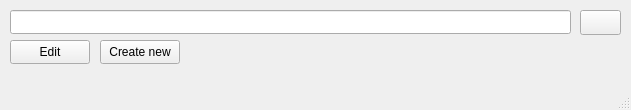
Above: selectfilewindow.ui from Necromunda/RadioTowerSettingsEditor before the change. Below: the same form after it.
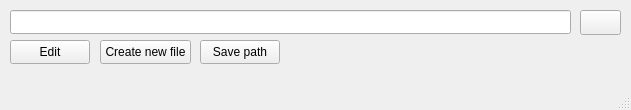
That is the form after the change.

```diff
--- a/selectfilewindow.ui
+++ b/selectfilewindow.ui
@@ -45,12 +45,12 @@
      <rect>
       <x>100</x>
       <y>40</y>
-      <width>80</width>
+      <width>91</width>
       <height>24</height>
      </rect>
     </property>
     <property name="text">
-     <string>Create new</string>
+     <string>Create new file</string>
     </property>
    </widget>
    <widget class="QPushButton" name="browseFilesBtn">
@@ -66,6 +66,19 @@
      <string/>
     </property>
    </widget>
+   <widget class="QPushButton" name="savePathBtn">
+    <property name="geometry">
+     <rect>
+      <x>200</x>
+      <y>40</y>
+      <width>80</width>
+      <height>24</height>
+     </rect>
+    </property>
+    <property name="text">
+     <string>Save path</string>
+    </property>
+   </widget>
   </widget>
   <widget class="QMenuBar" name="menubar">
    <property name="geometry">
```
